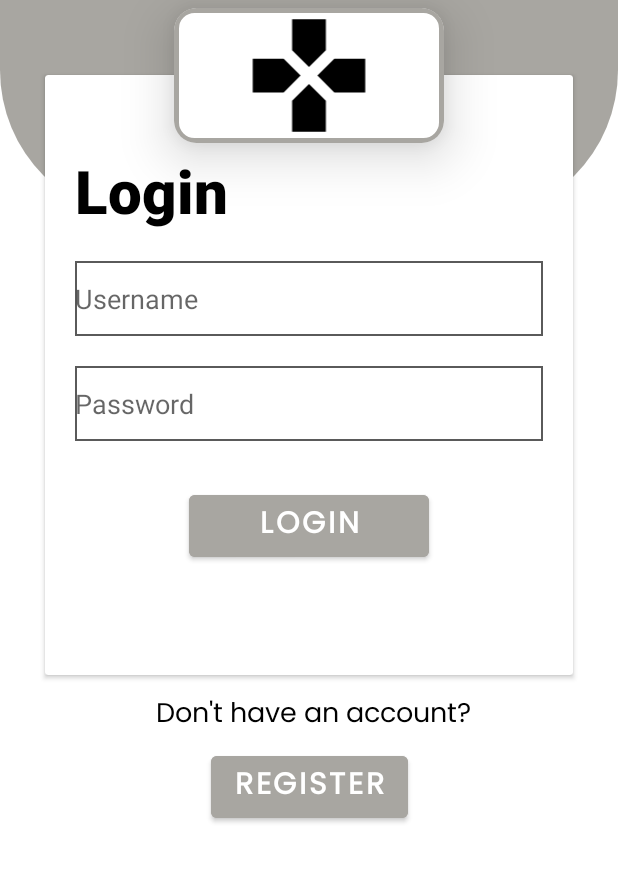
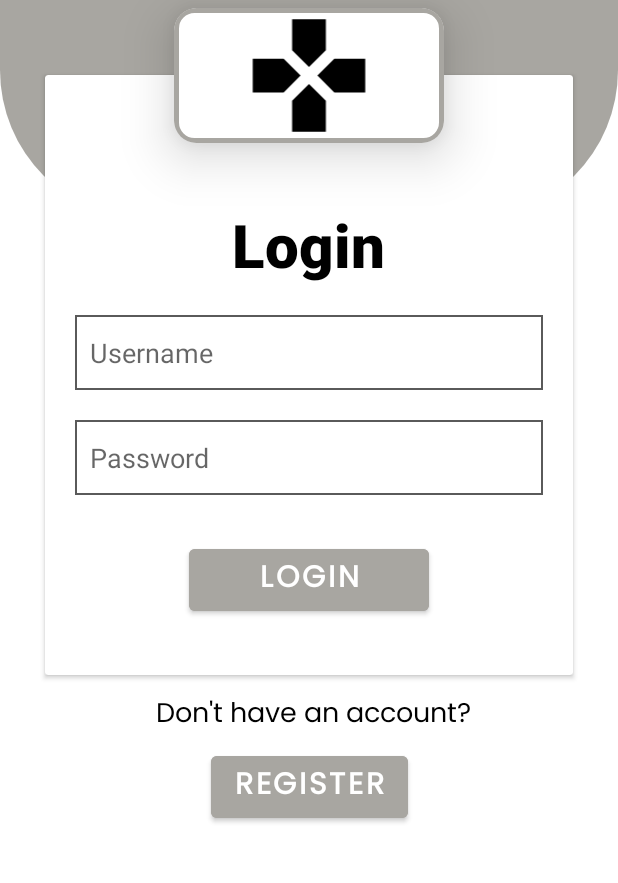
Before and after one commit to Irfanizam/csc577-project, an Android app: the screen it shows after launch (LoginActivity), on a phone screen of 412 x 824 dp, the part 230-1113 px from its top. Run offline under Robolectric (Android 15) with nearby library versions, the phone set to English and light mode, and no system bars.

Commit message:
Design Only

```diff
--- a/app/src/main/res/layout/activity_login.xml
+++ b/app/src/main/res/layout/activity_login.xml
@@ -64,31 +64,34 @@
         app:layout_constraintEnd_toEndOf="parent"
         app:layout_constraintStart_toStartOf="parent"
         app:layout_constraintTop_toBottomOf="@id/textTitle">
+
         <LinearLayout
             android:layout_width="match_parent"
             android:layout_height="match_parent"
+            android:gravity="center"
             android:orientation="vertical">
+
             <TextView
                 android:layout_width="wrap_content"
                 android:layout_height="wrap_content"
-                android:layout_marginStart="20dp"
-                android:textStyle="bold"
+                android:layout_marginTop="50dp"
+                android:fontFamily="sans-serif-medium"
+                android:text="Login"
+                android:textColor="@color/black"
                 android:textSize="40dp"
-                android:fontFamily="sans-serif-medium"
-                android:textColor="@color/black"
-                android:text="Login"
-                android:layout_marginTop="50dp"/>
+                android:textStyle="bold" />
 
             <EditText
                 android:id="@+id/edtUsername"
                 android:layout_width="match_parent"
                 android:layout_height="50dp"
+                android:layout_gravity="center"
                 android:layout_marginStart="20dp"
+                android:layout_marginTop="20dp"
+                android:layout_marginEnd="20dp"
                 android:background="@drawable/edit_text_background"
                 android:hint="Username"
-                android:layout_gravity="center"
-                android:layout_marginEnd="20dp"
-                android:layout_marginTop="20dp"/>
+                android:paddingLeft="10sp" />
 
             <EditText
                 android:id="@+id/edtPassword"
@@ -99,7 +102,8 @@
                 android:layout_marginEnd="20dp"
                 android:background="@drawable/edit_text_background"
                 android:hint="Password"
-                android:inputType="textPassword" />
+                android:inputType="textPassword"
+                android:paddingLeft="10sp" />
 
             <Button
                 android:id="@+id/btnLogin"
@@ -107,12 +111,12 @@
                 android:layout_height="wrap_content"
                 android:layout_gravity="center_horizontal"
                 android:layout_marginTop="30dp"
+                android:backgroundTint="#A8A6A1"
+                android:fontFamily="@font/poppins"
+                android:text="Login"
                 android:textColor="#FFFFFF"
-                android:text="Login"
-                android:fontFamily="@font/poppins"
-                android:textStyle="bold"
                 android:textSize="20dp"
-                android:backgroundTint="#A8A6A1"/>
+                android:textStyle="bold" />
 
         </LinearLayout>
     </androidx.cardview.widget.CardView>
```
Also changed, not shown: app/src/main/res/layout/activity_game_list.xml (+19 -12 lines), app/src/main/res/layout/activity_main.xml (+29 -28 lines), app/src/main/res/layout/game_list_item.xml (+34 -30 lines).
